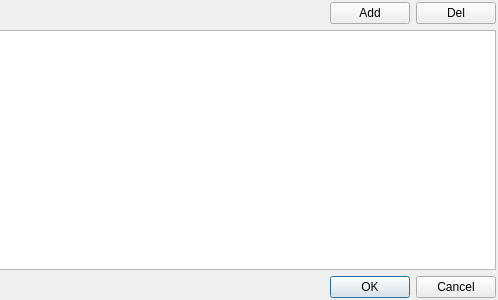
Above: UI/account_choice_dlg.ui from titov-vv/jal before the change; both pictures show x 371 to 869 and y 0 to 300 of the 869 by 300 pixel window. Below: the same form after it.
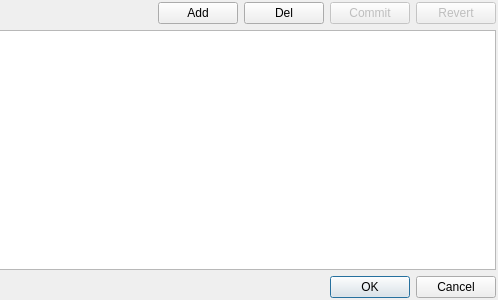
That is the form after the change.

Commit message: Commit/Revert actions implemented for Active and Account selectors

```diff
--- a/UI/account_choice_dlg.ui
+++ b/UI/account_choice_dlg.ui
@@ -103,6 +103,26 @@
         </property>
        </widget>
       </item>
+      <item>
+       <widget class="QPushButton" name="CommitBtn">
+        <property name="enabled">
+         <bool>false</bool>
+        </property>
+        <property name="text">
+         <string>Commit</string>
+        </property>
+       </widget>
+      </item>
+      <item>
+       <widget class="QPushButton" name="RevertBtn">
+        <property name="enabled">
+         <bool>false</bool>
+        </property>
+        <property name="text">
+         <string>Revert</string>
+        </property>
+       </widget>
+      </item>
      </layout>
     </widget>
    </item>
```
Left out of the diff: 2 changed lines with no effect on the pictures. The commit also changes 5 other files.
